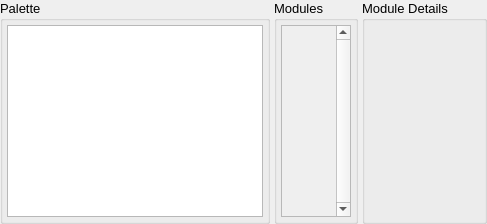
First picture: the form in src/gui/modulelisteditor.ui, repository disorderedmaterials/dissolve, before the edit.
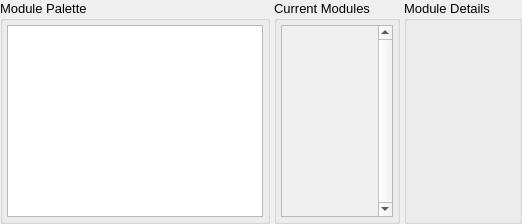
Second picture: the form after the edit. Custom widgets are drawn as their Qt base class.

Commit message: Hide module palette by default, and add show/hide control in layer tab.

Patch:
```diff
--- a/src/gui/modulelisteditor.ui
+++ b/src/gui/modulelisteditor.ui
@@ -6,7 +6,7 @@
    <rect>
     <x>0</x>
     <y>0</y>
-    <width>487</width>
+    <width>522</width>
     <height>220</height>
    </rect>
   </property>
@@ -48,7 +48,7 @@
         </sizepolicy>
        </property>
        <property name="title">
-        <string>Palette</string>
+        <string>Module Palette</string>
        </property>
        <layout class="QVBoxLayout" name="verticalLayout">
         <property name="spacing">
@@ -125,7 +125,7 @@
         </sizepolicy>
        </property>
        <property name="title">
-        <string>Modules</string>
+        <string>Current Modules</string>
        </property>
        <layout class="QVBoxLayout" name="verticalLayout_3">
         <property name="spacing">
@@ -168,7 +168,7 @@
             <rect>
              <x>0</x>
              <y>0</y>
-             <width>60</width>
+             <width>95</width>
              <height>190</height>
             </rect>
            </property>
```
Left out of the diff: 5 changed lines with no effect on the pictures. The commit also changes 7 other files.
